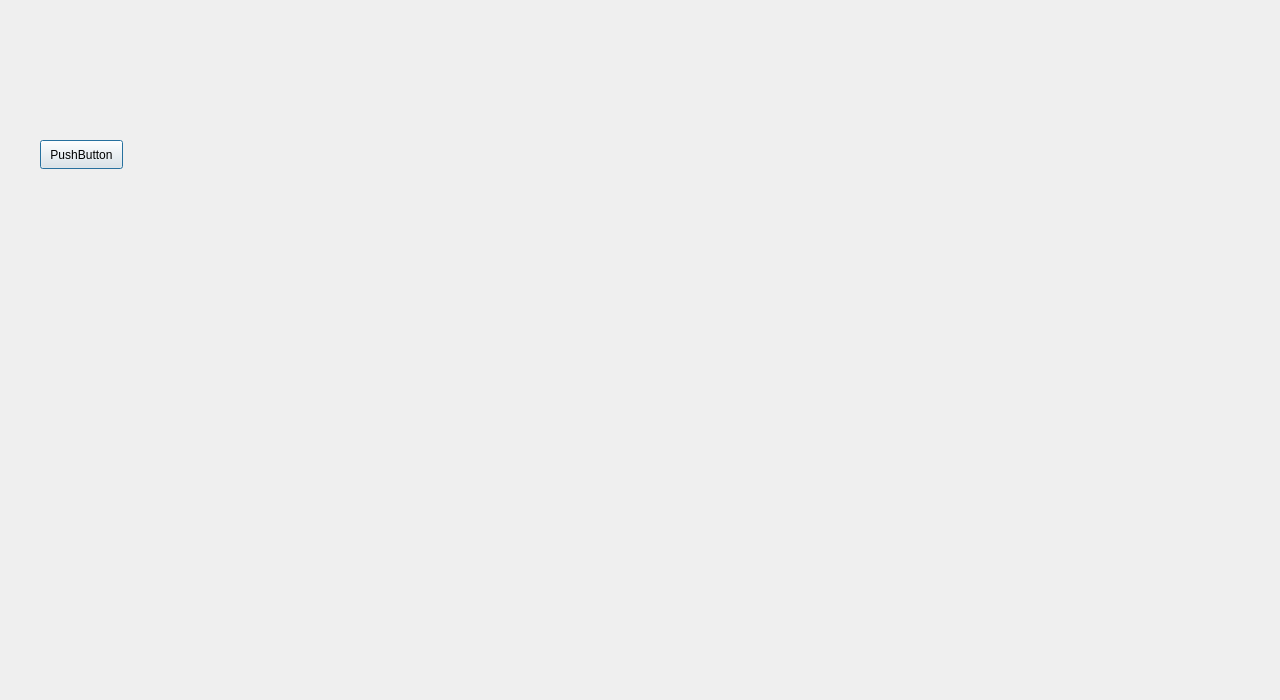
Old version of the form log_in.ui in the repository Rista10/Final.
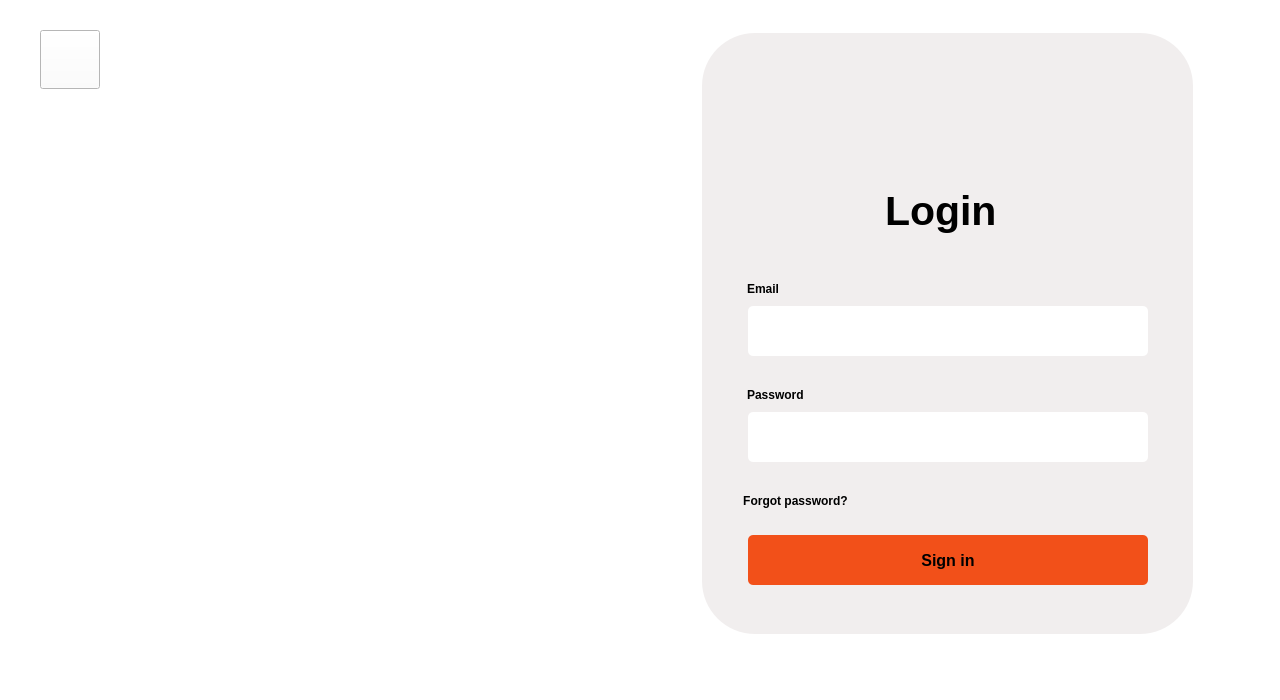
New version of the form. Icons and pictures are not drawn.

```diff
--- a/log_in.ui
+++ b/log_in.ui
@@ -13,6 +13,9 @@
   <property name="windowTitle">
    <string>Dialog</string>
   </property>
+  <property name="styleSheet">
+   <string notr="true">background-color: rgb(255, 255, 255);</string>
+  </property>
   <widget class="QLabel" name="label">
    <property name="geometry">
     <rect>
@@ -29,17 +32,236 @@
     <string>TextLabel</string>
    </property>
   </widget>
-  <widget class="QPushButton" name="pushButton">
+  <widget class="QLabel" name="label_2">
+   <property name="geometry">
+    <rect>
+     <x>702</x>
+     <y>33</y>
+     <width>491</width>
+     <height>601</height>
+    </rect>
+   </property>
+   <property name="styleSheet">
+    <string notr="true">border-radius:53px;
+background-color:#F1EEEE;</string>
+   </property>
+   <property name="text">
+    <string/>
+   </property>
+  </widget>
+  <widget class="QLabel" name="label_3">
+   <property name="geometry">
+    <rect>
+     <x>900</x>
+     <y>89</y>
+     <width>81</width>
+     <height>81</height>
+    </rect>
+   </property>
+   <property name="styleSheet">
+    <string notr="true">border-image: url(:/Images/log_in.png);
+background-color:#F1EEEE;</string>
+   </property>
+   <property name="text">
+    <string/>
+   </property>
+  </widget>
+  <widget class="QLabel" name="label_4">
+   <property name="geometry">
+    <rect>
+     <x>885</x>
+     <y>170</y>
+     <width>141</width>
+     <height>81</height>
+    </rect>
+   </property>
+   <property name="font">
+    <font>
+     <pointsize>31</pointsize>
+     <bold>true</bold>
+    </font>
+   </property>
+   <property name="styleSheet">
+    <string notr="true">background-color:#F1EEEE;</string>
+   </property>
+   <property name="text">
+    <string>Login</string>
+   </property>
+  </widget>
+  <widget class="QPushButton" name="signin">
+   <property name="geometry">
+    <rect>
+     <x>748</x>
+     <y>535</y>
+     <width>400</width>
+     <height>50</height>
+    </rect>
+   </property>
+   <property name="font">
+    <font>
+     <pointsize>12</pointsize>
+     <bold>true</bold>
+    </font>
+   </property>
+   <property name="styleSheet">
+    <string notr="true">#signin
+{
+ background-color:#F25019;
+border-radius:5px;
+}</string>
+   </property>
+   <property name="text">
+    <string>Sign in</string>
+   </property>
+  </widget>
+  <widget class="QLineEdit" name="email">
+   <property name="geometry">
+    <rect>
+     <x>748</x>
+     <y>306</y>
+     <width>400</width>
+     <height>50</height>
+    </rect>
+   </property>
+   <property name="styleSheet">
+    <string notr="true">#email
+{
+border-radius:5px;
+background-color:rgb(255, 255, 255)
+}</string>
+   </property>
+  </widget>
+  <widget class="QLabel" name="password_2">
+   <property name="geometry">
+    <rect>
+     <x>747</x>
+     <y>385</y>
+     <width>71</width>
+     <height>20</height>
+    </rect>
+   </property>
+   <property name="font">
+    <font>
+     <bold>true</bold>
+    </font>
+   </property>
+   <property name="styleSheet">
+    <string notr="true">background-color:#F1EEEE;
+</string>
+   </property>
+   <property name="text">
+    <string>Password</string>
+   </property>
+  </widget>
+  <widget class="QLabel" name="email_2">
+   <property name="geometry">
+    <rect>
+     <x>747</x>
+     <y>279</y>
+     <width>63</width>
+     <height>20</height>
+    </rect>
+   </property>
+   <property name="font">
+    <font>
+     <bold>true</bold>
+    </font>
+   </property>
+   <property name="styleSheet">
+    <string notr="true">background-color:#F1EEEE;</string>
+   </property>
+   <property name="text">
+    <string>Email</string>
+   </property>
+  </widget>
+  <widget class="QLineEdit" name="password">
+   <property name="geometry">
+    <rect>
+     <x>748</x>
+     <y>412</y>
+     <width>400</width>
+     <height>50</height>
+    </rect>
+   </property>
+   <property name="styleSheet">
+    <string notr="true">#password
+{
+border-radius:5px;
+background-color:rgb(255, 255, 255)
+}</string>
+   </property>
+   <property name="echoMode">
+    <enum>QLineEdit::Password</enum>
+   </property>
+  </widget>
+  <widget class="QPushButton" name="home">
+   <property name="geometry">
+    <rect>
+     <x>730</x>
+     <y>480</y>
+     <width>131</width>
+     <height>41</height>
+    </rect>
+   </property>
+   <property name="font">
+    <font>
+     <pointsize>9</pointsize>
+     <bold>true</bold>
+    </font>
+   </property>
+   <property name="styleSheet">
+    <string notr="true">#home
+
+{
+ background-color:#F1EEEE;
+border-radius:5px;
+}</string>
+   </property>
+   <property name="text">
+    <string>Forgot password?</string>
+   </property>
+  </widget>
+  <widget class="QLabel" name="label_5">
+   <property name="geometry">
+    <rect>
+     <x>75</x>
+     <y>60</y>
+     <width>591</width>
+     <height>601</height>
+    </rect>
+   </property>
+   <property name="styleSheet">
+    <string notr="true">background-image: url(:/Images/login.jpg);</string>
+   </property>
+   <property name="text">
+    <string/>
+   </property>
+  </widget>
+  <widget class="QPushButton" name="home_2">
    <property name="geometry">
     <rect>
      <x>40</x>
-     <y>140</y>
-     <width>83</width>
-     <height>29</height>
+     <y>30</y>
+     <width>60</width>
+     <height>59</height>
     </rect>
    </property>
+   <property name="font">
+    <font>
+     <pointsize>9</pointsize>
+     <bold>true</bold>
+    </font>
+   </property>
+   <property name="styleSheet">
+    <string notr="true">#home_2
+
+{
+ background-color:rgb(255, 255, 255);
+	border-image: url(:/Images/arrow.png);
+}</string>
+   </property>
    <property name="text">
-    <string>PushButton</string>
+    <string/>
    </property>
   </widget>
  </widget>
```
Left out of the diff: 12 changed lines with no effect on the pictures.
